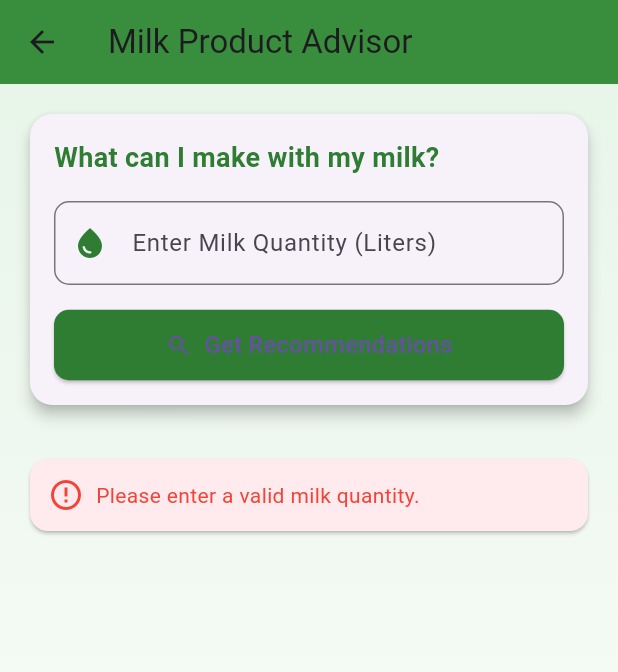
After one commit to Harilaxman27/eco_farm_ai, a Flutter app: the MilkProductAdvisor screen opened directly, after a tap on "Get Recommendations", on a phone screen of 412 x 824 dp. The commit adds this screen. Shown: the top 672 px of the screen. Run offline on Flutter 3.47's test engine with Material 3 defaults, Android fonts, the phone set to English and light mode, and no system bars; our stand-ins replace cloud_firestore, firebase_auth, firebase_core, geolocator, image_picker, shared_preferences and 1 more; accounts and stored records are empty; network calls fail.

Commit message:
"milk product advisor"

```diff
--- /dev/null
+++ b/lib/screens/milk_product_advisor.dart
@@ -0,0 +1,540 @@
+import 'dart:convert';
+import 'package:flutter/material.dart';
+import 'package:http/http.dart' as http;
+
+class MilkProductAdvisor extends StatefulWidget {
+  const MilkProductAdvisor({super.key});
+
+  @override
+  State<MilkProductAdvisor> createState() => _MilkProductAdvisorState();
+}
+
+class _MilkProductAdvisorState extends State<MilkProductAdvisor> {
+  final TextEditingController _milkQtyController = TextEditingController();
+  bool isLoading = false;
+  String errorMessage = '';
+  List<ProductInfo> milkProducts = [];
+  final ScrollController _scrollController = ScrollController();
+
+  Future<void> _getMilkProductRecommendations() async {
+    final milkQtyText = _milkQtyController.text.trim();
+    if (milkQtyText.isEmpty || double.tryParse(milkQtyText) == null) {
+      setState(() => errorMessage = 'Please enter a valid milk quantity.');
+      return;
+    }
+
+    double milkQuantity = double.parse(milkQtyText);
+
+    setState(() {
+      isLoading = true;
+      errorMessage = "";
+      milkProducts = [];
+    });
+
+    try {
+      String apiKey = "AIzaSyAQ2YmmqHCYG9rAP9ub5HWjNCQQ4WfQfUQ";
+      String apiUrl =
+          "https://generativelanguage.googleapis.com/v1beta/models/gemini-1.5-pro:generateContent?key=$apiKey";
+
+      String prompt = """
+Suggest what dairy products can be made from $milkQuantity liters of milk.
+List products like paneer, cheese, butter, curd, ghee, etc.
+For each product, provide:
+1. Name of the product
+2. Estimated yield from $milkQuantity L
+3. Required ingredients with quantities
+4. Equipment needed for preparation
+5. Step-by-step preparation method (numbered steps)
+6. Estimated preparation time
+7. Shelf life and storage recommendations
+8. Potential market value or selling price in Indian Rupees
+9. Health benefits
+10. Common uses in Indian cuisine
+
+Structure each product as follows (use exactly this format and these section titles):
+PRODUCT: [Name of the product]
+YIELD: [Estimated yield]
+INGREDIENTS: [List of ingredients]
+EQUIPMENT: [Required equipment]
+STEPS: [Step-by-step preparation]
+TIME: [Preparation time]
+STORAGE: [Storage recommendations]
+PRICE: [Market value]
+BENEFITS: [Health benefits]
+USES: [Common uses]
+
+Format the response so each product section is clearly separated.
+Keep it concise and easy to understand for Indian dairy farmers.
+""";
+
+      final response = await http.post(
+        Uri.parse(apiUrl),
+        headers: {"Content-Type": "application/json"},
+        body: jsonEncode({
+          "contents": [
+            {
+              "parts": [
+                {"text": prompt}
+              ]
+            }
+          ]
+        }),
+      );
+
+      if (response.statusCode == 200) {
+        final data = jsonDecode(response.body);
+        final text = data['candidates'][0]['content']['parts'][0]['text'];
+
+        // Process the text into structured data
+        List<ProductInfo> parsedProducts = parseProductData(text);
+
+        setState(() {
+          milkProducts = parsedProducts;
+        });
+      } else {
+        throw "API error: ${response.statusCode}";
+      }
+    } catch (e) {
+      if (!mounted) return;
+      setState(() {
+        errorMessage = e.toString();
+      });
+    } finally {
+      if (!mounted) return;
+      setState(() {
+        isLoading = false;
+      });
+    }
+  }
+
+  List<ProductInfo> parseProductData(String text) {
+    List<ProductInfo> products = [];
+
+    // Split by products - looking for "PRODUCT:" as the separator
+    List<String> productSections = text.split('PRODUCT:');
+
+    // Skip first element if it's empty
+    for (int i = 1; i < productSections.length; i++) {
+      String section = 'PRODUCT:' + productSections[i].trim();
+
+      // Create a product object
+      ProductInfo product = ProductInfo(
+        name: extractSection(section, 'PRODUCT:'),
+        yield: extractSection(section, 'YIELD:'),
+        ingredients: extractSection(section, 'INGREDIENTS:'),
+        equipment: extractSection(section, 'EQUIPMENT:'),
+        steps: extractSection(section, 'STEPS:'),
+        time: extractSection(section, 'TIME:'),
+        storage: extractSection(section, 'STORAGE:'),
+        price: extractSection(section, 'PRICE:'),
+        benefits: extractSection(section, 'BENEFITS:'),
+        uses: extractSection(section, 'USES:'),
+      );
+
+      products.add(product);
+    }
+
+    return products;
+  }
+
+  String extractSection(String text, String sectionTag) {
+    try {
+      int startIndex = text.indexOf(sectionTag);
+      if (startIndex == -1) return '';
+
+      startIndex += sectionTag.length;
+
+      // Find the next section tag
+      List<String> sectionTags = [
+        'PRODUCT:', 'YIELD:', 'INGREDIENTS:', 'EQUIPMENT:',
+        'STEPS:', 'TIME:', 'STORAGE:', 'PRICE:', 'BENEFITS:', 'USES:'
+      ];
+
+      int endIndex = text.length;
+      for (String tag in sectionTags) {
+        if (tag == sectionTag) continue;
+        int tagIndex = text.indexOf(tag, startIndex);
+        if (tagIndex != -1 && tagIndex < endIndex) {
+          endIndex = tagIndex;
+        }
+      }
+
+      return text.substring(startIndex, endIndex).trim();
+    } catch (e) {
+      return '';
+    }
+  }
+
+  @override
+  void dispose() {
+    _milkQtyController.dispose();
+    _scrollController.dispose();
+    super.dispose();
+  }
+
+  @override
+  Widget build(BuildContext context) {
+    return Scaffold(
+      appBar: AppBar(
+        title: const Text("Milk Product Advisor"),
+        backgroundColor: Colors.green.shade700,
+      ),
+      body: Container(
+        decoration: BoxDecoration(
+          gradient: LinearGradient(
+            begin: Alignment.topCenter,
+            end: Alignment.bottomCenter,
+            colors: [Colors.green.shade50, Colors.white],
+          ),
+        ),
+        child: Padding(
+          padding: const EdgeInsets.all(16.0),
+          child: Column(
+            children: [
+              Card(
+                elevation: 4,
+                shape: RoundedRectangleBorder(
+                  borderRadius: BorderRadius.circular(15),
+                ),
+                child: Padding(
+                  padding: const EdgeInsets.all(16.0),
+                  child: Column(
+                    crossAxisAlignment: CrossAxisAlignment.stretch,
+                    children: [
+                      Text(
+                        "What can I make with my milk?",
+                        style: TextStyle(
+                          fontSize: 18,
+                          fontWeight: FontWeight.bold,
+                          color: Colors.green.shade800,
+                        ),
+                      ),
+                      const SizedBox(height: 16),
+                      TextField(
+                        controller: _milkQtyController,
+                        keyboardType: const TextInputType.numberWithOptions(decimal: true),
+                        decoration: InputDecoration(
+                          labelText: "Enter Milk Quantity (Liters)",
+                          hintText: "e.g. 10",
+                          prefixIcon: Icon(Icons.water_drop, color: Colors.green.shade800),
+                          border: OutlineInputBorder(
+                            borderRadius: BorderRadius.circular(10),
+                          ),
+                          focusedBorder: OutlineInputBorder(
+                            borderRadius: BorderRadius.circular(10),
+                            borderSide: BorderSide(color: Colors.green.shade800, width: 2),
+                          ),
+                        ),
+                      ),
+                      const SizedBox(height: 16),
+                      ElevatedButton(
+                        onPressed: isLoading ? null : _getMilkProductRecommendations,
+                        style: ElevatedButton.styleFrom(
+                          backgroundColor: Colors.green.shade800,
+                          padding: const EdgeInsets.symmetric(vertical: 12),
+                          shape: RoundedRectangleBorder(
+                            borderRadius: BorderRadius.circular(10),
+                          ),
+                        ),
+                        child: Row(
+                          mainAxisSize: MainAxisSize.min,
+                          children: [
+                            const Icon(Icons.search),
+                            const SizedBox(width: 8),
+                            Text(
+                              "Get Recommendations",
+                              style: TextStyle(fontSize: 16),
+                            ),
+                          ],
+                        ),
+                      ),
+                    ],
+                  ),
+                ),
+              ),
+              const SizedBox(height: 16),
+              if (isLoading)
+                Center(
+                  child: Column(
+                    children: [
+                      CircularProgressIndicator(color: Colors.green.shade800),
+                      const SizedBox(height: 12),
+                      Text(
+                        "Finding the best recipes for your milk...",
+                        style: TextStyle(color: Colors.green.shade800),
+                      ),
+                    ],
+                  ),
+                ),
+              if (errorMessage.isNotEmpty)
+                Padding(
+                  padding: const EdgeInsets.only(top: 12),
+                  child: Card(
+                    color: Colors.red.shade50,
+                    child: Padding(
+                      padding: const EdgeInsets.all(12),
+                      child: Row(
+                        children: [
+                          const Icon(Icons.error_outline, color: Colors.red),
+                          const SizedBox(width: 8),
+                          Expanded(
+                            child: Text(
+                              errorMessage,
+                              style: const TextStyle(color: Colors.red),
+                            ),
+                          ),
+                        ],
+                      ),
+                    ),
+                  ),
+                ),
+              if (milkProducts.isNotEmpty)
+                Expanded(
+                  child: Column(
+                    crossAxisAlignment: CrossAxisAlignment.start,
+                    children: [
+                      Padding(
+                        padding: const EdgeInsets.symmetric(vertical: 8),
+                        child: Text(
+                          "Recommendations for ${_milkQtyController.text} liters of milk:",
+                          style: TextStyle(
+                            fontSize: 16,
+                            fontWeight: FontWeight.bold,
+                            color: Colors.green.shade800,
+                          ),
+                        ),
+                      ),
+                      Expanded(
+                        child: ListView.builder(
+                          controller: _scrollController,
+                          itemCount: milkProducts.length,
+                          itemBuilder: (context, index) {
+                            final product = milkProducts[index];
+                            return Card(
+                              margin: const EdgeInsets.symmetric(vertical: 8),
+                              elevation: 3,
+                              shape: RoundedRectangleBorder(
+                                borderRadius: BorderRadius.circular(12),
+                                side: BorderSide(color: Colors.green.shade200, width: 1),
+                              ),
+                              child: ExpansionTile(
+                                title: Text(
+                                  product.name,
+                                  style: TextStyle(
+                                    fontWeight: FontWeight.bold,
+                                    color: Colors.green.shade800,
+                                    fontSize: 17,
+                                  ),
+                                ),
+                                subtitle: Text(
+                                  "Yield: ${product.yield}",
+                                  style: TextStyle(
+                                    color: Colors.green.shade600,
+                                  ),
+                                ),
+                                leading: Icon(
+                                  Icons.local_dining,
+                                  color: Colors.green.shade700,
+                                ),
+                                childrenPadding: const EdgeInsets.all(16),
+                                children: [
+                                  ProductDetailsWidget(product: product),
+                                ],
+                              ),
+                            );
+                          },
+                        ),
+                      ),
+                    ],
+                  ),
+                ),
+            ],
+          ),
+        ),
+      ),
+      floatingActionButton: milkProducts.isNotEmpty
+          ? FloatingActionButton(
+        onPressed: () {
+          _scrollController.animateTo(
+            0,
+            duration: const Duration(milliseconds: 500),
+            curve: Curves.easeInOut,
+          );
+        },
+        backgroundColor: Colors.green.shade800,
+        child: const Icon(Icons.arrow_upward),
+      )
+          : null,
+    );
+  }
+}
+
+class ProductInfo {
+  final String name;
+  final String yield;
+  final String ingredients;
+  final String equipment;
+  final String steps;
+  final String time;
+  final String storage;
+  final String price;
+  final String benefits;
+  final String uses;
+
+  ProductInfo({
+    required this.name,
+    required this.yield,
+    required this.ingredients,
+    required this.equipment,
+    required this.steps,
+    required this.time,
+    required this.storage,
+    required this.price,
+    required this.benefits,
+    required this.uses,
+  });
+}
+
+class ProductDetailsWidget extends StatelessWidget {
+  final ProductInfo product;
+
+  const ProductDetailsWidget({
+    Key? key,
+    required this.product,
+  }) : super(key: key);
+
+  Widget _buildSection(String title, String content, IconData icon) {
+    if (content.isEmpty) return const SizedBox.shrink();
+
+    return Column(
+      crossAxisAlignment: CrossAxisAlignment.start,
+      children: [
+        Padding(
+          padding: const EdgeInsets.only(top: 12, bottom: 6),
+          child: Row(
+            children: [
+              Icon(icon, size: 20, color: Colors.green.shade800),
+              const SizedBox(width: 6),
+              Text(
+                title,
+                style: TextStyle(
+                  fontWeight: FontWeight.bold,
+                  fontSize: 16,
+                  color: Colors.green.shade800,
+                ),
+              ),
+            ],
+          ),
+        ),
+        Padding(
+          padding: const EdgeInsets.only(left: 26),
+          child: Text(
+            content,
+            style: const TextStyle(fontSize: 15),
+          ),
+        ),
+      ],
+    );
+  }
+
+  List<Widget> _formatSteps(String steps) {
+    if (steps.isEmpty) return [];
+
+    return steps
+        .split('\n')
+        .where((step) => step.trim().isNotEmpty)
+        .map((step) {
+      // Check if this is already numbered
+      if (RegExp(r'^\d+\.').hasMatch(step.trim())) {
+        return Padding(
+          padding: const EdgeInsets.only(bottom: 4),
+          child: Text(step.trim()),
+        );
+      } else {
+        return Padding(
+          padding: const EdgeInsets.only(bottom: 4),
+          child: Text('• ${step.trim()}'),
+        );
+      }
+    })
+        .toList();
+  }
+
+  @override
+  Widget build(BuildContext context) {
+    return Column(
+      crossAxisAlignment: CrossAxisAlignment.start,
+      children: [
+        _buildSection('Yield', product.yield, Icons.bar_chart),
+        _buildSection('Ingredients', product.ingredients, Icons.shopping_cart),
+        _buildSection('Equipment', product.equipment, Icons.kitchen),
+
+        // Special handling for steps
+        if (product.steps.isNotEmpty)
+          Column(
+            crossAxisAlignment: CrossAxisAlignment.start,
+            children: [
+              Padding(
+                padding: const EdgeInsets.only(top: 12, bottom: 6),
+                child: Row(
+                  children: [
+                    Icon(Icons.list_alt, size: 20, color: Colors.green.shade800),
+                    const SizedBox(width: 6),
+                    Text(
+                      'Preparation Steps',
+                      style: TextStyle(
+                        fontWeight: FontWeight.bold,
+                        fontSize: 16,
+                        color: Colors.green.shade800,
+                      ),
+                    ),
+                  ],
+                ),
+              ),
+              Padding(
+                padding: const EdgeInsets.only(left: 26),
+                child: Column(
+                  crossAxisAlignment: CrossAxisAlignment.start,
+                  children: _formatSteps(product.steps),
+                ),
+              ),
+            ],
+          ),
+
+        _buildSection('Preparation Time', product.time, Icons.access_time),
+        _buildSection('Storage', product.storage, Icons.inventory_2),
+        _buildSection('Market Value', product.price, Icons.currency_rupee),
+        _buildSection('Health Benefits', product.benefits, Icons.favorite),
+        _buildSection('Common Uses', product.uses, Icons.restaurant),
+
+        // Save Button
+        Padding(
+          padding: const EdgeInsets.only(top: 20),
+          child: Center(
+            child: ElevatedButton.icon(
+              icon: const Icon(Icons.save),
+              label: const Text("Save Recipe"),
+              style: ElevatedButton.styleFrom(
+                backgroundColor: Colors.green.shade700,
+                foregroundColor: Colors.white,
+                padding: const EdgeInsets.symmetric(horizontal: 24, vertical: 12),
+                shape: RoundedRectangleBorder(
+                  borderRadius: BorderRadius.circular(8),
+                ),
+              ),
+              onPressed: () {
+                ScaffoldMessenger.of(context).showSnackBar(
+                  SnackBar(
+                    content: Text('Recipe for ${product.name} has been saved'),
+                    backgroundColor: Colors.green.shade700,
+                    behavior: SnackBarBehavior.floating,
+                  ),
+                );
+              },
+            ),
+          ),
+        ),
+      ],
+    );
+  }
+}
--- a/pubspec.yaml
+++ b/pubspec.yaml
@@ -46,6 +46,7 @@ dependencies:
   firebase_storage: ^12.4.5
   shared_preferences: ^2.5.3
   intl: ^0.18.0
+  sqflite: ^2.3.0
 
 dev_dependencies:
   flutter_test:
```
Also changed, not shown: lib/screens/dairy_farmer_home.dart (+4 -4 lines), lib/screens/financials_tracker.dart (deleted, +0 -13 lines), pubspec.lock, 1 other file.
